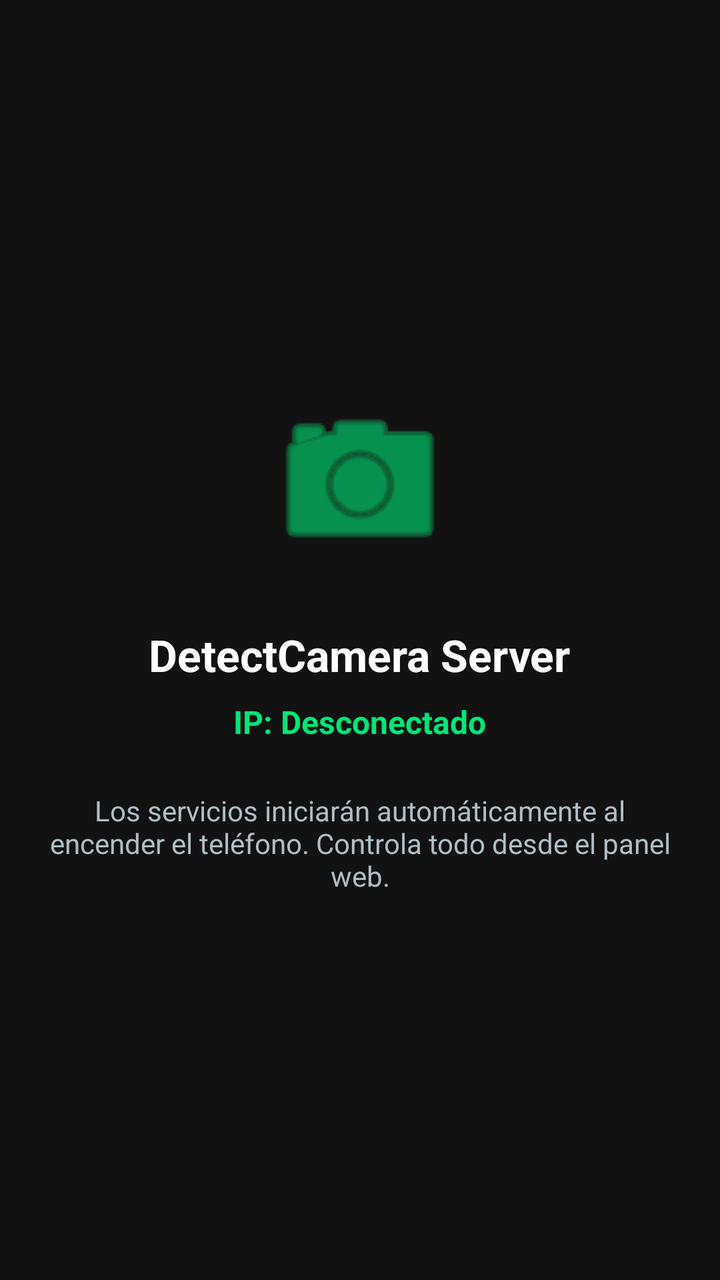
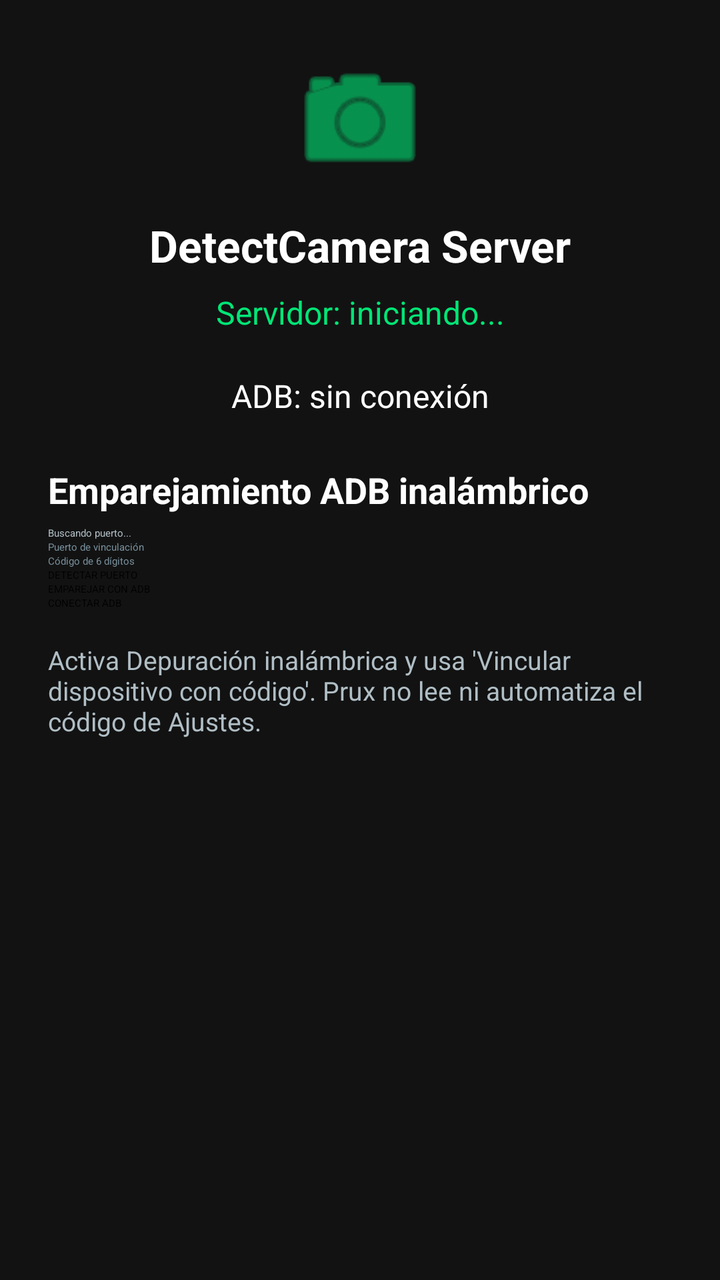

Two renders of the same Android screen: before a commit and after it. Below are the layout's source before the change and the commit's diff.
<!-- AndroidManifest.xml: application theme Theme.MaterialComponents.DayNight.NoActionBar -->
<!-- res/layout/activity_main.xml -->
<?xml version="1.0" encoding="utf-8"?>
<LinearLayout xmlns:android="http://schemas.android.com/apk/res/android"
    android:layout_width="match_parent"
    android:layout_height="match_parent"
    android:orientation="vertical"
    android:padding="24dp"
    android:gravity="center"
    android:background="#121212">

    <ImageView
        android:layout_width="96dp"
        android:layout_height="96dp"
        android:src="@android:drawable/ic_menu_camera"
        android:tint="#00E676"
        android:layout_marginBottom="24dp" />

    <TextView
        android:layout_width="wrap_content"
        android:layout_height="wrap_content"
        android:text="DetectCamera Server"
        android:textSize="22sp"
        android:textColor="#FFFFFF"
        android:textStyle="bold"
        android:layout_marginBottom="8dp" />

    <TextView
        android:id="@+id/txtIpStatus"
        android:layout_width="wrap_content"
        android:layout_height="wrap_content"
        android:text="IP: Desconectado"
        android:textSize="16sp"
        android:textColor="#00E676"
        android:textStyle="bold"
        android:layout_marginBottom="24dp" />

    <TextView
        android:layout_width="wrap_content"
        android:layout_height="wrap_content"
        android:text="Los servicios iniciarán automáticamente al encender el teléfono. Controla todo desde el panel web."
        android:textSize="14sp"
        android:textColor="#B0BEC5"
        android:gravity="center" />

</LinearLayout>
<!-- resources referenced by this layout -->
<resources>
  <style name="Theme.MaterialComponents.DayNight.NoActionBar" parent="Theme.MaterialComponents.DayNight.NoActionBar">
          
          <item name="colorPrimary">#00E676</item>
          <item name="colorPrimaryVariant">#00A352</item>
          <item name="colorOnPrimary">#000000</item>
          
          
          <item name="android:statusBarColor">#121212</item>
          <item name="android:windowBackground">#121212</item>
      </style>
</resources>

<!-- the commit's change to res/layout/activity_main.xml (unified diff, before → after) -->
@@ -1,44 +1,18 @@
 <?xml version="1.0" encoding="utf-8"?>
-<LinearLayout xmlns:android="http://schemas.android.com/apk/res/android"
-    android:layout_width="match_parent"
-    android:layout_height="match_parent"
-    android:orientation="vertical"
-    android:padding="24dp"
-    android:gravity="center"
-    android:background="#121212">
-
-    <ImageView
-        android:layout_width="96dp"
-        android:layout_height="96dp"
-        android:src="@android:drawable/ic_menu_camera"
-        android:tint="#00E676"
-        android:layout_marginBottom="24dp" />
-
-    <TextView
-        android:layout_width="wrap_content"
-        android:layout_height="wrap_content"
-        android:text="DetectCamera Server"
-        android:textSize="22sp"
-        android:textColor="#FFFFFF"
-        android:textStyle="bold"
-        android:layout_marginBottom="8dp" />
-
-    <TextView
-        android:id="@+id/txtIpStatus"
-        android:layout_width="wrap_content"
-        android:layout_height="wrap_content"
-        android:text="IP: Desconectado"
-        android:textSize="16sp"
-        android:textColor="#00E676"
-        android:textStyle="bold"
-        android:layout_marginBottom="24dp" />
-
-    <TextView
-        android:layout_width="wrap_content"
-        android:layout_height="wrap_content"
-        android:text="Los servicios iniciarán automáticamente al encender el teléfono. Controla todo desde el panel web."
-        android:textSize="14sp"
-        android:textColor="#B0BEC5"
-        android:gravity="center" />
-
-</LinearLayout>
+<ScrollView xmlns:android="http://schemas.android.com/apk/res/android"
+    android:layout_width="match_parent" android:layout_height="match_parent" android:background="#121212">
+    <LinearLayout android:layout_width="match_parent" android:layout_height="wrap_content" android:orientation="vertical" android:padding="24dp">
+        <ImageView android:layout_width="72dp" android:layout_height="72dp" android:src="@android:drawable/ic_menu_camera" android:tint="#00E676" android:layout_gravity="center" />
+        <TextView android:layout_width="match_parent" android:layout_height="wrap_content" android:text="DetectCamera Server" android:textSize="22sp" android:textColor="#FFFFFF" android:textStyle="bold" android:gravity="center" android:layout_marginTop="12dp" />
+        <TextView android:id="@+id/txtIpStatus" android:layout_width="match_parent" android:layout_height="wrap_content" android:text="Servidor: iniciando..." android:textSize="16sp" android:textColor="#00E676" android:gravity="center" android:layout_marginTop="8dp" />
+        <TextView android:id="@+id/txtAdbStatus" android:layout_width="match_parent" android:layout_height="wrap_content" android:text="ADB: sin conexión" android:textSize="16sp" android:textColor="#FFFFFF" android:gravity="center" android:layout_marginTop="20dp" />
+        <TextView android:layout_width="match_parent" android:layout_height="wrap_content" android:text="Emparejamiento ADB inalámbrico" android:textSize="18sp" android:textColor="#FFFFFF" android:textStyle="bold" android:layout_marginTop="24dp" />
+        <TextView android:id="@+id/txtPairingPort" android:layout_width="match_parent" android:layout_height="wrap_content" android:text="Buscando puerto..." android:textColor="#B0BEC5" android:layout_marginTop="6dp" />
+        <EditText android:id="@+id/edtPairingPort" android:layout_width="match_parent" android:layout_height="wrap_content" android:hint="Puerto de vinculación" android:inputType="number" android:textColor="#FFFFFF" android:textColorHint="#78909C" />
+        <EditText android:id="@+id/edtPairingCode" android:layout_width="match_parent" android:layout_height="wrap_content" android:hint="Código de 6 dígitos" android:inputType="number" android:maxLength="6" android:textColor="#FFFFFF" android:textColorHint="#78909C" />
+        <Button android:id="@+id/btnDiscoverPairing" android:layout_width="match_parent" android:layout_height="wrap_content" android:text="DETECTAR PUERTO" />
+        <Button android:id="@+id/btnPair" android:layout_width="match_parent" android:layout_height="wrap_content" android:text="EMPAREJAR CON ADB" />
+        <Button android:id="@+id/btnReconnect" android:layout_width="match_parent" android:layout_height="wrap_content" android:text="CONECTAR ADB" />
+        <TextView android:layout_width="match_parent" android:layout_height="wrap_content" android:text="Activa Depuración inalámbrica y usa 'Vincular dispositivo con código'. Prux no lee ni automatiza el código de Ajustes." android:textSize="13sp" android:textColor="#B0BEC5" android:layout_marginTop="16dp" />
+    </LinearLayout>
+</ScrollView>
